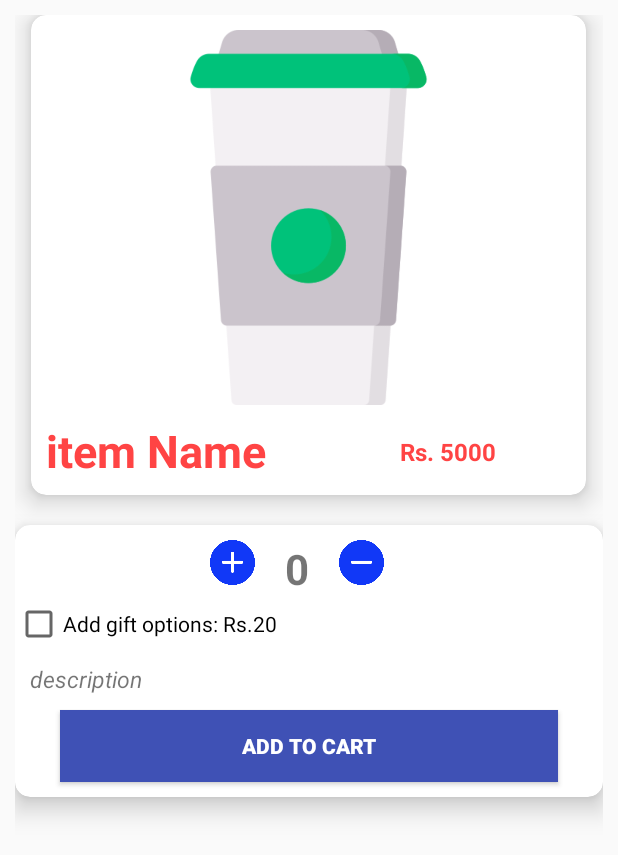
After one commit to kanupriya-ishu/ecom_app, an Android app: the layout activity_info.xml on its own in the app's theme, with its tools: preview values and no code run, on a phone screen of 412 x 824 dp. The commit adds this screen. Shown: the top 855 px of the screen. Run offline under Robolectric (Android 15) with nearby library versions, the phone set to English and light mode, and no system bars.

Commit message:
Added functionalities for Women1 Activity

```diff
--- a/Shoptastic/app/src/main/AndroidManifest.xml
+++ b/Shoptastic/app/src/main/AndroidManifest.xml
@@ -9,7 +9,9 @@
         android:roundIcon="@mipmap/ic_launcher_round"
         android:supportsRtl="true"
         android:theme="@style/AppTheme">
-        <activity android:name=".BooksActivity"></activity>
+        <activity android:name=".Women1Activity"></activity>
+        <activity android:name=".women.Women1Activity" />
+        <activity android:name=".BooksActivity" />
         <activity android:name=".SmartphoneActivity" />
         <activity android:name=".WomenFashionActivity" />
         <activity android:name=".MenFashionActivity" />
--- a/Shoptastic/app/src/main/java/com/example/shoptastic/OrderAdapter.java
+++ b/Shoptastic/app/src/main/java/com/example/shoptastic/OrderAdapter.java
@@ -77,7 +77,7 @@ public class OrderAdapter extends RecyclerView.Adapter<OrderAdapter.ViewHolder>
             int position = getAdapterPosition();
 
             if (position == 0) {
-                Intent intent = new Intent(context, Women1.class);
+                Intent intent = new Intent(context, Women1Activity.class);
                 context.startActivity(intent);
             }
 
--- /dev/null
+++ b/Shoptastic/app/src/main/res/layout/activity_info.xml
@@ -0,0 +1,139 @@
+<?xml version="1.0" encoding="utf-8"?>
+<RelativeLayout xmlns:android="http://schemas.android.com/apk/res/android"
+    xmlns:app="http://schemas.android.com/apk/res-auto"
+    xmlns:tools="http://schemas.android.com/tools"
+    android:layout_width="match_parent"
+    android:layout_height="match_parent"
+    android:padding="10dp"
+    tools:context=".women.Women1">
+
+    <android.support.v7.widget.CardView
+        android:layout_width="370dp"
+        android:id="@+id/firstCardView"
+        android:layout_height="320dp"
+        app:cardCornerRadius="10dp"
+        app:cardElevation="10dp"
+        android:layout_centerHorizontal="true">
+
+        <RelativeLayout
+            android:layout_width="match_parent"
+            android:layout_marginTop="10dp"
+            android:layout_height="match_parent">
+
+            <ImageView
+                android:layout_width="250dp"
+                android:layout_height="250dp"
+                android:layout_centerHorizontal="true"
+                android:id="@+id/imageViewInfo"
+                android:src="@drawable/greentea"/>
+
+            <TextView
+                android:layout_width="wrap_content"
+                android:layout_height="wrap_content"
+                android:layout_below="@+id/imageViewInfo"
+                android:text="item Name"
+                android:textColor="@android:color/holo_red_light"
+                android:textSize="30sp"
+                android:layout_margin="10dp"
+                android:textStyle="bold"
+                android:id="@+id/itemNameInfo"/>
+
+            <TextView
+                android:layout_width="wrap_content"
+                android:layout_height="wrap_content"
+                android:text="Rs. 5000"
+                android:textColor="@android:color/holo_red_light"
+                android:id="@+id/itemPrice"
+                android:layout_alignRight="@+id/itemNameinInfo"
+                android:layout_alignParentEnd="true"
+                android:layout_marginTop="20dp"
+                android:layout_marginRight="60dp"
+                android:textStyle="bold"
+                android:textSize="16sp"
+                android:layout_below="@+id/imageViewInfo"
+                android:layout_alignParentRight="true" />
+
+        </RelativeLayout>
+
+
+
+    </android.support.v7.widget.CardView>
+
+    <android.support.v7.widget.CardView
+        android:layout_width="match_parent"
+        android:layout_height="wrap_content"
+        app:cardCornerRadius="10dp"
+        app:cardElevation="10dp"
+        android:id="@+id/secondCardView"
+        android:layout_centerHorizontal="true"
+        android:layout_marginTop="20dp"
+        android:layout_below="@+id/firstCardView">
+
+        <RelativeLayout
+            android:layout_width="match_parent"
+            android:layout_marginTop="10dp"
+            android:layout_height="wrap_content">
+
+            <ImageButton
+                android:layout_width="30dp"
+                android:layout_height="30dp"
+                android:layout_marginLeft="130dp"
+                android:id="@+id/addquantity"
+                android:background="@drawable/plus"/>
+
+            <TextView
+                android:layout_width="wrap_content"
+                android:layout_height="wrap_content"
+                android:text="0"
+                android:textStyle="bold"
+                android:layout_marginLeft="20dp"
+                android:layout_marginRight="20dp"
+                android:id="@+id/quantity"
+                android:textSize="28sp"
+                android:layout_toRightOf="@+id/addquantity"/>
+
+
+            <ImageButton
+                android:layout_width="30dp"
+                android:layout_height="30dp"
+                android:id="@+id/subquantity"
+                android:layout_marginBottom="10dp"
+                android:layout_toRightOf="@+id/quantity"
+                android:background="@drawable/minus"/>
+
+            <CheckBox
+                android:layout_width="wrap_content"
+                android:layout_height="wrap_content"
+                android:layout_below="@+id/subquantity"
+                android:id="@+id/gift"
+                android:text="Add gift options: Rs.20"/>
+
+            <TextView
+                android:layout_width="wrap_content"
+                android:layout_height="wrap_content"
+                android:layout_margin="10dp"
+                android:text="description"
+                android:id="@+id/descriptioninfo"
+                android:textStyle="italic"
+                android:textSize="15sp"
+                android:layout_below="@+id/gift"/>
+
+
+            <Button
+                android:layout_width="match_parent"
+                android:layout_height="wrap_content"
+                android:layout_marginLeft="30dp"
+                android:layout_marginRight="30dp"
+                android:layout_marginBottom="10dp"
+                android:layout_below="@+id/descriptioninfo"
+                android:background="#3F51B5"
+                android:textStyle="bold"
+                android:id="@+id/addtocart"
+                android:textColor="@android:color/white"
+                android:text="Add to cart"/>
+
+
+
+        </RelativeLayout>
+    </android.support.v7.widget.CardView>
+</RelativeLayout>
--- a/Shoptastic/app/src/main/res/values/strings.xml
+++ b/Shoptastic/app/src/main/res/values/strings.xml
@@ -1,3 +1,5 @@
 <resources>
     <string name="app_name">Shoptastic</string>
+    <string name="women1">Fashion Web Women\'s Georgette Embroidered Semi-Stitched Anarkali Gown Style; Anarkali Dress; Long Gown; Care Instructions: Hand Wash Only</string>
+    <string name="women2">Slim Fit Jeans; Material: 73% Cotton, 25% Poly, 2% Spandex; High Rise; Stretchable; Zip fly with button closure; Machine wash warm, wash dark colors separately, do not bleach, tumble dry low, warm iron</string>
 </resources>
```
Also changed, not shown: Shoptastic/app/src/main/java/com/example/shoptastic/Women1Activity.java (added, +109 -0 lines).
